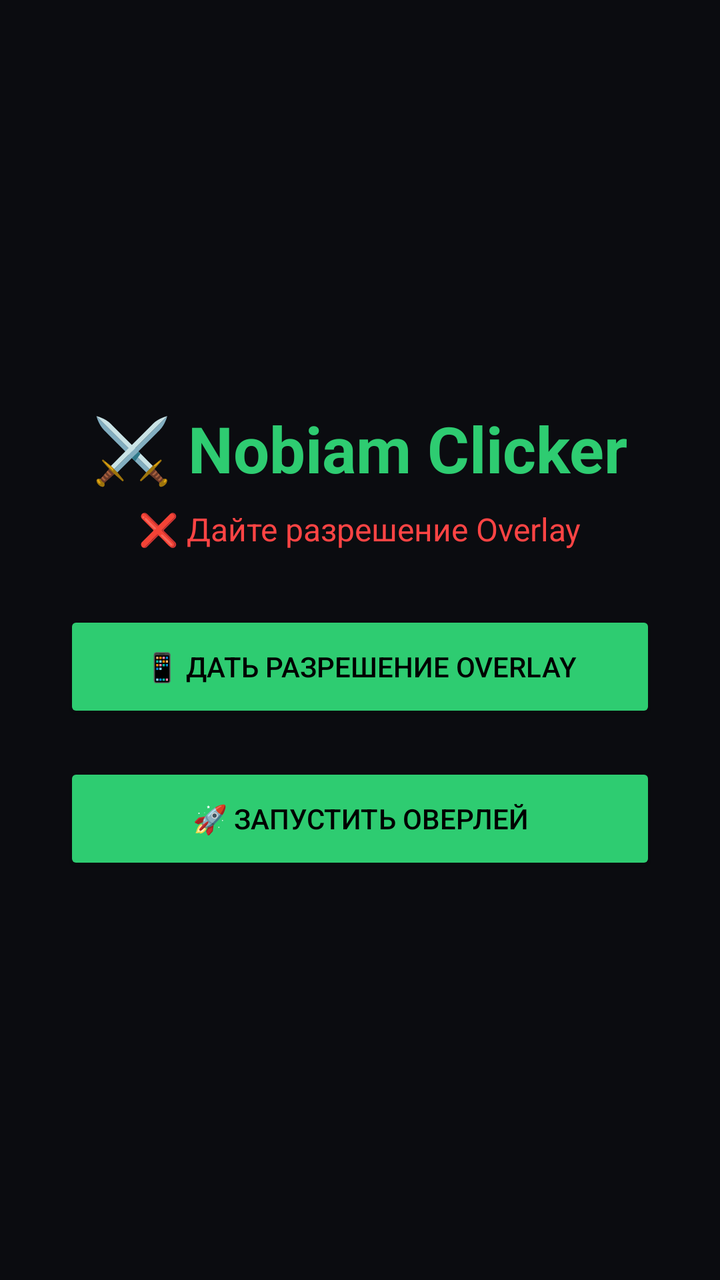
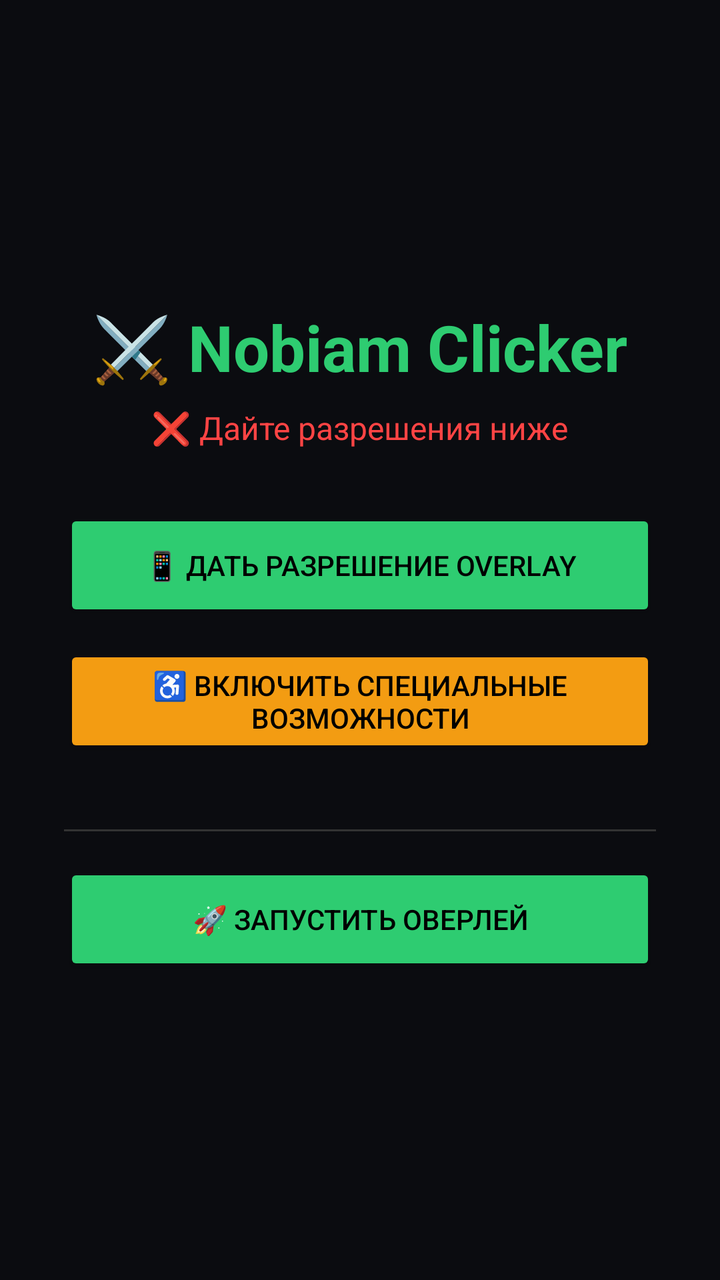

Two renders of the same Android screen: before a commit and after it. Below are the layout's source before the change and the commit's diff.
<!-- AndroidManifest.xml: application theme Theme.AppCompat.Light.NoActionBar -->
<!-- res/layout/activity_main.xml -->
<?xml version="1.0" encoding="utf-8"?>
<LinearLayout xmlns:android="http://schemas.android.com/apk/res/android"
    android:layout_width="match_parent"
    android:layout_height="match_parent"
    android:orientation="vertical"
    android:gravity="center"
    android:padding="32dp"
    android:background="#0B0C10">

    <TextView
        android:layout_width="wrap_content"
        android:layout_height="wrap_content"
        android:text="⚔️ Nobiam Clicker"
        android:textSize="32sp"
        android:textColor="#2ECC71"
        android:textStyle="bold"
        android:layout_marginBottom="8dp"/>

    <TextView
        android:id="@+id/tv_status"
        android:layout_width="wrap_content"
        android:layout_height="wrap_content"
        android:text="❌ Дайте разрешение Overlay"
        android:textColor="#FF4444"
        android:textSize="16sp"
        android:layout_marginBottom="30dp"/>

    <Button
        android:id="@+id/btn_grant_overlay"
        android:layout_width="match_parent"
        android:layout_height="56dp"
        android:text="📱 Дать разрешение Overlay"
        android:backgroundTint="#2ECC71"
        android:textColor="#000000"
        android:layout_marginBottom="20dp"/>

    <Button
        android:id="@+id/btn_start_overlay"
        android:layout_width="match_parent"
        android:layout_height="56dp"
        android:text="🚀 Запустить оверлей"
        android:backgroundTint="#2ECC71"
        android:textColor="#000000"/>

</LinearLayout>
<!-- resources referenced by this layout -->
<resources>

</resources>

<!-- the commit's change to res/layout/activity_main.xml (unified diff, before → after) -->
@@ -20,7 +20,7 @@
         android:id="@+id/tv_status"
         android:layout_width="wrap_content"
         android:layout_height="wrap_content"
-        android:text="❌ Дайте разрешение Overlay"
+        android:text="❌ Дайте разрешения ниже"
         android:textColor="#FF4444"
         android:textSize="16sp"
         android:layout_marginBottom="30dp"/>
@@ -32,7 +32,23 @@
         android:text="📱 Дать разрешение Overlay"
         android:backgroundTint="#2ECC71"
         android:textColor="#000000"
+        android:layout_marginBottom="12dp"/>
+
+    <Button
+        android:id="@+id/btn_grant_accessibility"
+        android:layout_width="match_parent"
+        android:layout_height="56dp"
+        android:text="♿ Включить специальные возможности"
+        android:backgroundTint="#F39C12"
+        android:textColor="#000000"
         android:layout_marginBottom="20dp"/>
+
+    <View
+        android:layout_width="match_parent"
+        android:layout_height="1dp"
+        android:background="#333333"
+        android:layout_marginTop="16dp"
+        android:layout_marginBottom="16dp" />
 
     <Button
         android:id="@+id/btn_start_overlay"
